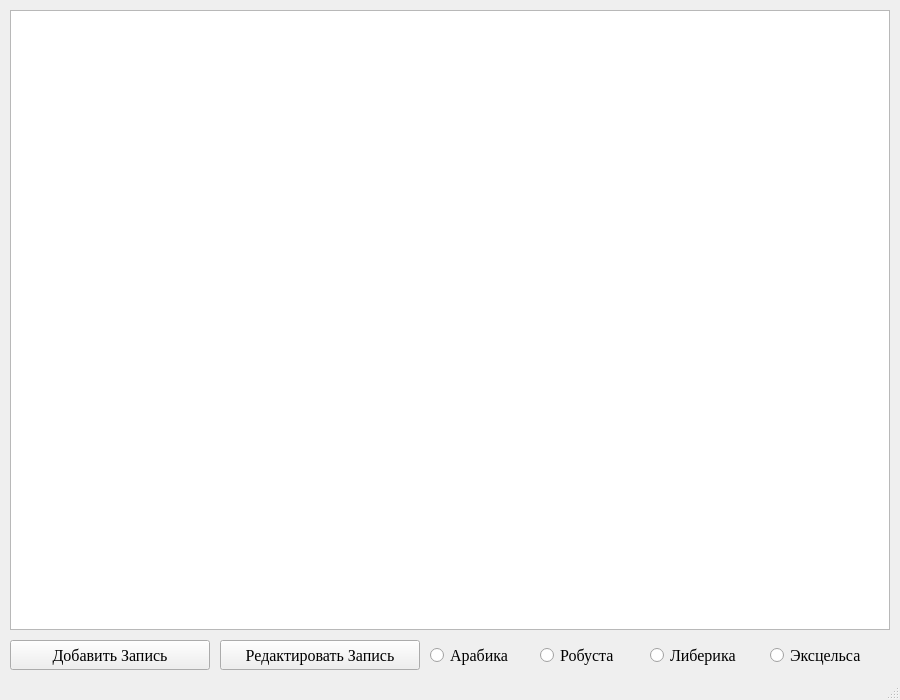
The window that main.ui (Y-Sushio/Coffee) describes before a commit, drawn with Qt 5.
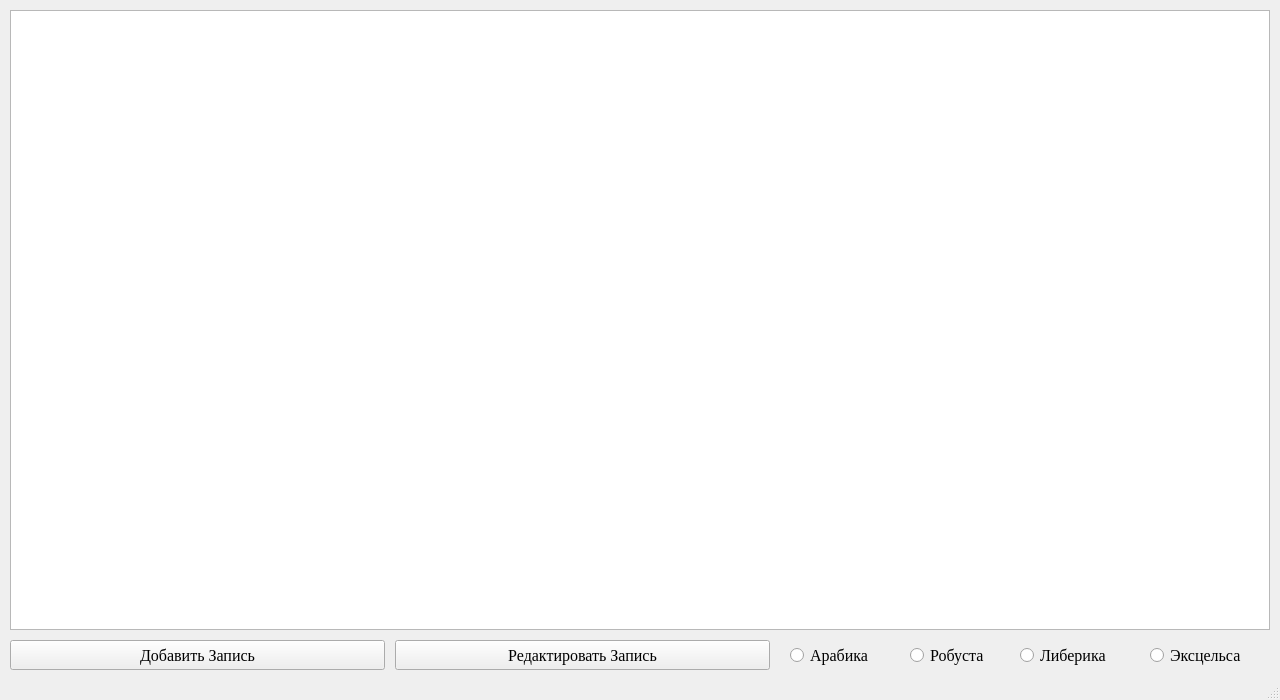
The same window after the commit.

Commit message:
Внесены изменения в main.ui, пересобран Coffee.py
Внесены изменения в main.py (Добавлено отображение таблицы)

Patch:
```diff
--- a/main.ui
+++ b/main.ui
@@ -6,19 +6,19 @@
    <rect>
     <x>0</x>
     <y>0</y>
-    <width>900</width>
+    <width>1280</width>
     <height>700</height>
    </rect>
   </property>
   <property name="minimumSize">
    <size>
-    <width>900</width>
+    <width>1280</width>
     <height>700</height>
    </size>
   </property>
   <property name="maximumSize">
    <size>
-    <width>900</width>
+    <width>1280</width>
     <height>700</height>
    </size>
   </property>
@@ -38,12 +38,12 @@
    <string>Coffee</string>
   </property>
   <widget class="QWidget" name="centralwidget">
-   <widget class="QTableView" name="table">
+   <widget class="QTableWidget" name="table">
     <property name="geometry">
      <rect>
       <x>10</x>
       <y>10</y>
-      <width>880</width>
+      <width>1260</width>
       <height>620</height>
      </rect>
     </property>
@@ -53,7 +53,7 @@
      <rect>
       <x>10</x>
       <y>640</y>
-      <width>200</width>
+      <width>375</width>
       <height>30</height>
      </rect>
     </property>
@@ -64,9 +64,9 @@
    <widget class="QPushButton" name="edit_button">
     <property name="geometry">
      <rect>
-      <x>220</x>
+      <x>395</x>
       <y>640</y>
-      <width>200</width>
+      <width>375</width>
       <height>30</height>
      </rect>
     </property>
@@ -77,7 +77,7 @@
    <widget class="QRadioButton" name="arabic_button">
     <property name="geometry">
      <rect>
-      <x>430</x>
+      <x>790</x>
       <y>640</y>
       <width>100</width>
       <height>30</height>
@@ -90,7 +90,7 @@
    <widget class="QRadioButton" name="robust_button">
     <property name="geometry">
      <rect>
-      <x>540</x>
+      <x>910</x>
       <y>640</y>
       <width>100</width>
       <height>30</height>
@@ -103,7 +103,7 @@
    <widget class="QRadioButton" name="liberica_button">
     <property name="geometry">
      <rect>
-      <x>650</x>
+      <x>1020</x>
       <y>640</y>
       <width>120</width>
       <height>30</height>
@@ -116,7 +116,7 @@
    <widget class="QRadioButton" name="excelsa_button">
     <property name="geometry">
      <rect>
-      <x>770</x>
+      <x>1150</x>
       <y>640</y>
       <width>120</width>
       <height>30</height>
```
The commit also changes 2 other files.
